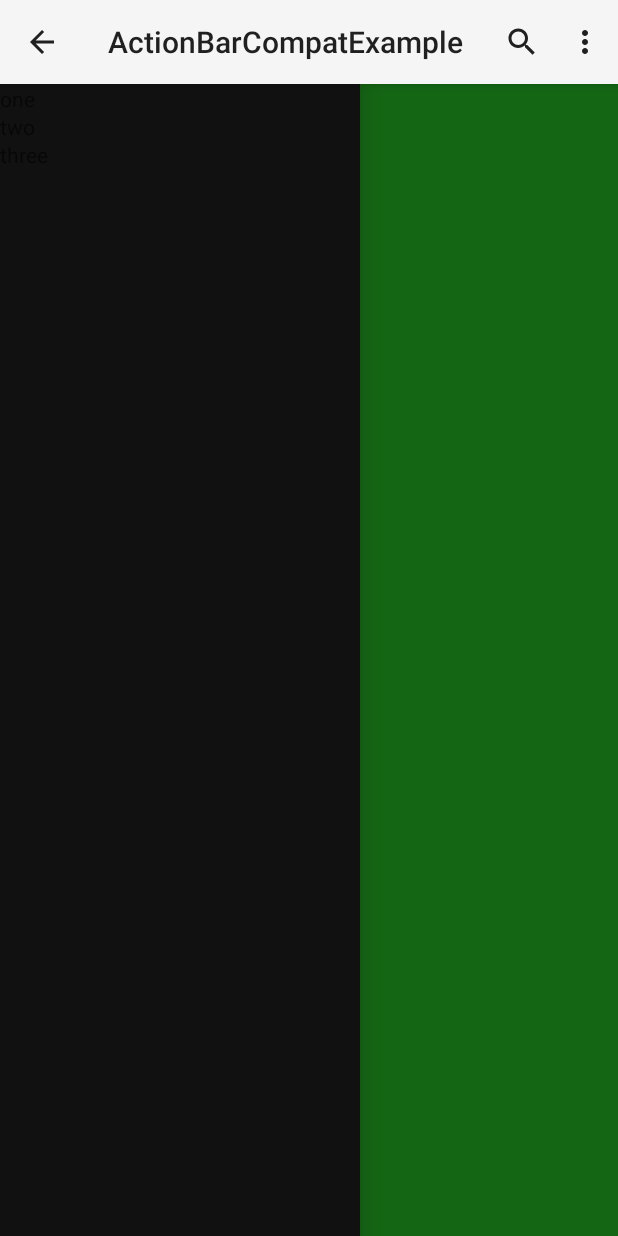
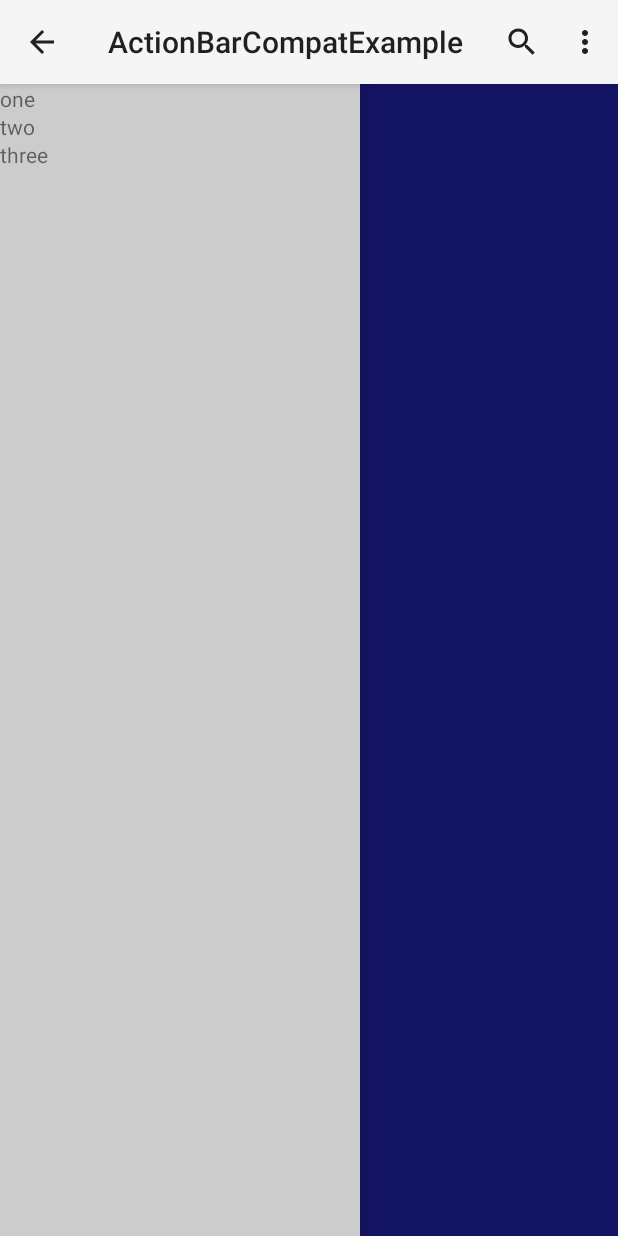
Before and after one commit to emil10001/ActionBarCompatExample, an Android app: the screen it shows after launch (MainActivity), with the side drawer open, on a phone screen of 412 x 824 dp. Run offline under Robolectric (Android 15) with nearby library versions, the phone set to English and light mode, and no system bars; 2 statements that could not run were skipped.

Commit message:
fixed assets, tweaked color on layout, set panel to default open, updated README

```diff
--- a/ActionBarCompatExample/src/main/java/com/example/actionbarcompatexample/MainActivity.java
+++ b/ActionBarCompatExample/src/main/java/com/example/actionbarcompatexample/MainActivity.java
@@ -4,6 +4,7 @@ import android.content.res.Configuration;
 import android.os.Bundle;
 import android.support.v4.app.ActionBarDrawerToggle;
 import android.support.v4.widget.DrawerLayout;
+import android.support.v4.widget.SlidingPaneLayout;
 import android.support.v7.app.ActionBarActivity;
 import android.view.Menu;
 import android.view.MenuItem;
@@ -21,6 +22,7 @@ public class MainActivity extends ActionBarActivity {
     private ListView mDrawerList;
     private CharSequence mTitle;
     private ActionBarDrawerToggle mDrawerToggle;
+    private SlidingPaneLayout mPanel;
 
     @Override
     protected void onCreate(Bundle savedInstanceState) {
@@ -64,6 +66,8 @@ public class MainActivity extends ActionBarActivity {
         getSupportActionBar().setDisplayHomeAsUpEnabled(true);
         getSupportActionBar().setHomeButtonEnabled(true);
 
+        mPanel = (SlidingPaneLayout)findViewById(R.id.panel);
+        mPanel.openPane();
 
     }
 
--- a/ActionBarCompatExample/src/main/res/layout/activity_main.xml
+++ b/ActionBarCompatExample/src/main/res/layout/activity_main.xml
@@ -7,11 +7,12 @@
 
     <!-- The main content view -->
     <android.support.v4.widget.SlidingPaneLayout
+        android:id="@+id/panel"
         android:layout_width="match_parent"
         android:layout_height="match_parent">
 
         <TextView
-            android:layout_width="300dp"
+            android:layout_width="360dp"
             android:layout_height="match_parent"
             android:background="#CC00FF00"
             android:text="Pane 1" />
@@ -30,7 +31,7 @@
         android:layout_width="240dp"
         android:layout_height="match_parent"
         android:layout_gravity="start"
-        android:background="#111"
+        android:background="#ccc"
         android:choiceMode="singleChoice"
         android:divider="@android:color/transparent"
         android:dividerHeight="0dp" />
```
Also changed, not shown: ActionBarCompatExample/src/main/res/drawable-hdpi/drawer_shadow.9.png (added), ActionBarCompatExample/src/main/res/drawable-hdpi/ic_drawer.png (added), ActionBarCompatExample/src/main/res/drawable-mdpi/drawer_shadow.9.png (added), ActionBarCompatExample/src/main/res/drawable-mdpi/ic_drawer.png (added), ActionBarCompatExample/src/main/res/drawable-xhdpi/drawer_shadow.9.png (added), ActionBarCompatExample/src/main/res/drawable-xhdpi/ic_drawer.png (added), 1 other file.
